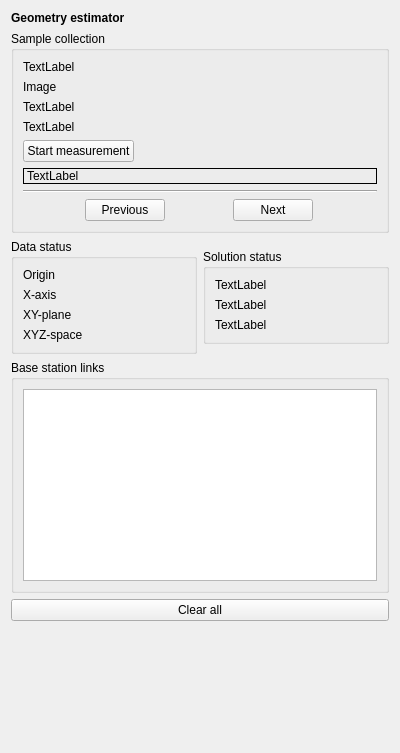
First picture: the form in src/cfclient/ui/widgets/geo_estimator.ui, repository bitcraze/crazyflie-clients-python, before the edit.
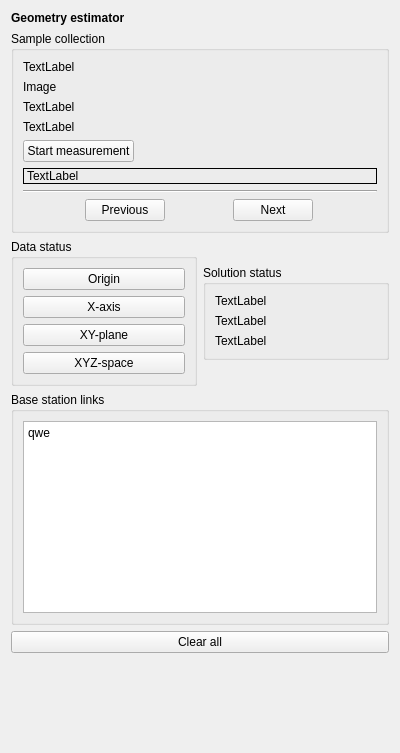
Second picture: the form after the edit.

Commit message: Add user feedback when sampling

The edit to the form file:
```diff
--- a/src/cfclient/ui/widgets/geo_estimator.ui
+++ b/src/cfclient/ui/widgets/geo_estimator.ui
@@ -138,37 +138,55 @@
        </property>
        <layout class="QVBoxLayout" name="verticalLayout_3">
         <item>
-         <widget class="QLabel" name="_data_status_origin">
+         <widget class="QPushButton" name="_data_status_origin">
+          <property name="minimumSize">
+           <size>
+            <width>0</width>
+            <height>0</height>
+           </size>
+          </property>
+          <property name="styleSheet">
+           <string notr="true"/>
+          </property>
           <property name="text">
            <string>Origin</string>
           </property>
+          <property name="flat">
+           <bool>false</bool>
+          </property>
          </widget>
         </item>
         <item>
-         <widget class="QLabel" name="_data_status_x_axis">
+         <widget class="QPushButton" name="_data_status_x_axis">
+          <property name="styleSheet">
+           <string notr="true"/>
+          </property>
           <property name="text">
            <string>X-axis</string>
           </property>
+          <property name="flat">
+           <bool>false</bool>
+          </property>
          </widget>
         </item>
         <item>
-         <widget class="QLabel" name="_data_status_xy_plane">
+         <widget class="QPushButton" name="_data_status_xy_plane">
           <property name="text">
            <string>XY-plane</string>
           </property>
+          <property name="flat">
+           <bool>false</bool>
+          </property>
          </widget>
         </item>
         <item>
-         <widget class="QLabel" name="_data_status_xyz_space">
-          <property name="sizePolicy">
-           <sizepolicy hsizetype="Minimum" vsizetype="Fixed">
-            <horstretch>0</horstretch>
-            <verstretch>0</verstretch>
-           </sizepolicy>
-          </property>
+         <widget class="QPushButton" name="_data_status_xyz_space">
           <property name="text">
            <string>XYZ-space</string>
           </property>
+          <property name="flat">
+           <bool>false</bool>
+          </property>
          </widget>
         </item>
        </layout>
@@ -219,7 +237,12 @@
      </property>
      <layout class="QVBoxLayout" name="verticalLayout_5">
       <item>
-       <widget class="QPlainTextEdit" name="_bs_link_text"/>
+       <widget class="QPlainTextEdit" name="_bs_link_text">
+        <property name="plainText">
+         <string>qwe
+</string>
+        </property>
+       </widget>
       </item>
      </layout>
     </widget>
```
Left out of the diff: 8 changed lines with no effect on the pictures. The commit also changes 1 other file.
